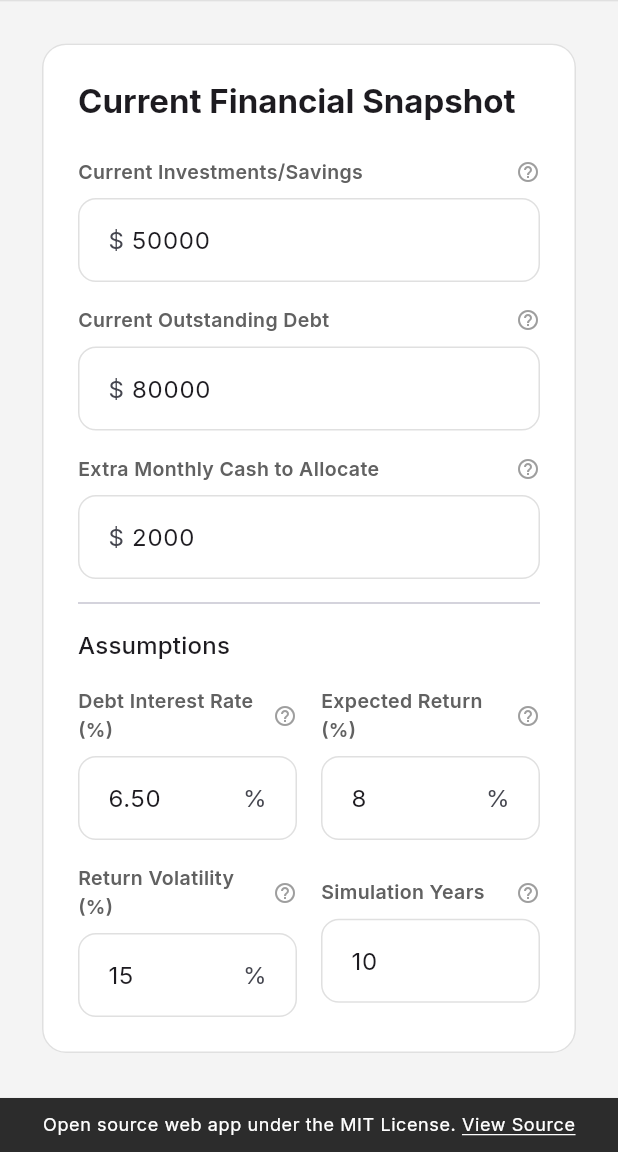
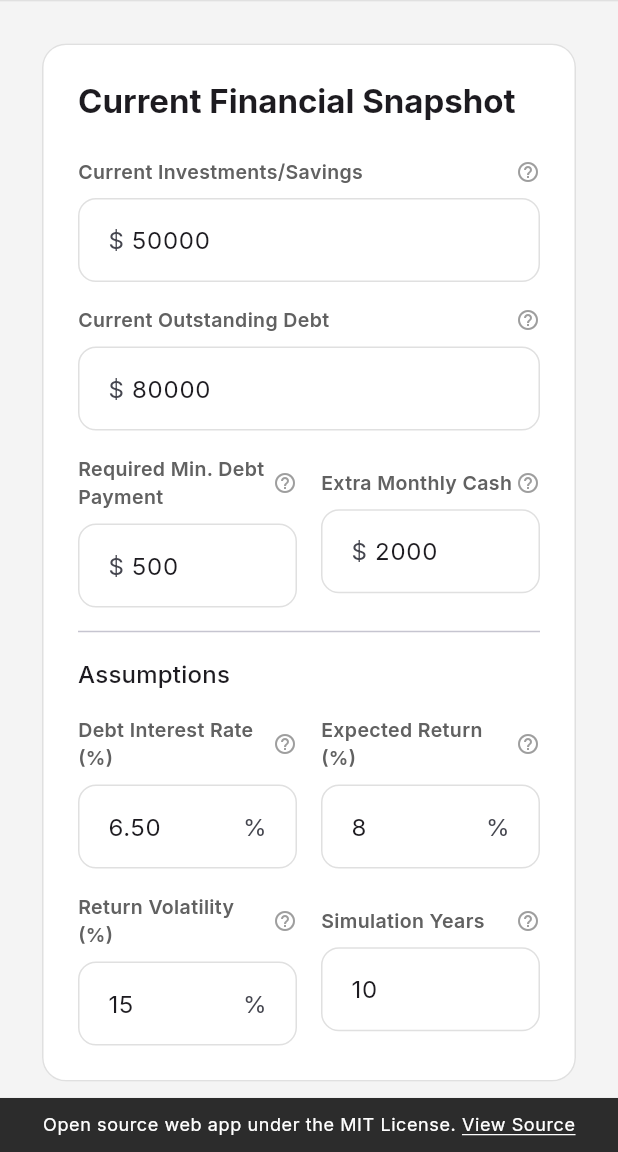
Before and after one commit to adit01892/rentorown, a Flutter app: the WealthFrontierPage screen opened by its route, after a tap on the "close" icon, on a phone screen of 412 x 824 dp, the part 84-1236 px from its top. Run offline on Flutter 3.47's test engine with Material 3 defaults, Android fonts, the phone set to English and light mode, and no system bars; our stand-ins replace fl_chart, flutter_riverpod, freezed_annotation, go_router, google_fonts.

Commit message:
feat: wealth frontier enhancements and mobile UI polish

```diff
--- a/lib/screens/tools/wealth_frontier/wealth_frontier_inputs.dart
+++ b/lib/screens/tools/wealth_frontier/wealth_frontier_inputs.dart
@@ -47,14 +47,32 @@ class WealthFrontierInputs extends ConsumerWidget {
               onChanged: notifier.updateDebt,
             ),
             const SizedBox(height: 16),
-            _buildInputField(
-              context,
-              label: 'Extra Monthly Cash to Allocate',
-              tooltip:
-                  'How much free cash flow per month you have available to either invest or pay down debt.',
-              initialValue: state.extraMonthlyCash,
-              currencySymbol: currencySymbol,
-              onChanged: notifier.updateMonthlyCash,
+            Row(
+              children: [
+                Expanded(
+                  child: _buildInputField(
+                    context,
+                    label: 'Required Min. Debt Payment',
+                    tooltip:
+                        'The mandatory minimum monthly payment required to keep your debt in good standing.',
+                    initialValue: state.minimumDebtPayment,
+                    currencySymbol: currencySymbol,
+                    onChanged: notifier.updateMinimumDebtPayment,
+                  ),
+                ),
+                const SizedBox(width: 16),
+                Expanded(
+                  child: _buildInputField(
+                    context,
+                    label: 'Extra Monthly Cash',
+                    tooltip:
+                        'Total discretionary cash left over each month *after* paying living expenses, which can be used to pay the minimum debt payment, invest, or make extra debt payments.',
+                    initialValue: state.extraMonthlyCash,
+                    currencySymbol: currencySymbol,
+                    onChanged: notifier.updateMonthlyCash,
+                  ),
+                ),
+              ],
             ),
             const Divider(height: 32),
             Text('Assumptions', style: Theme.of(context).textTheme.titleMedium),
--- a/lib/screens/tools/wealth_frontier/wealth_frontier_monte_carlo.dart
+++ b/lib/screens/tools/wealth_frontier/wealth_frontier_monte_carlo.dart
@@ -67,7 +67,6 @@ MonteCarloResult _calculateMonteCarlo(MonteCarloParams params) {
 
   double sumFinalDebt = 0;
   double sumFinalInv = 0;
-  double sumFinalNw = 0;
 
   for (int i = 0; i < iterations; i++) {
     double currentDebt = state.currentDebt;
@@ -84,34 +83,25 @@ MonteCarloResult _calculateMonteCarlo(MonteCarloParams params) {
       currentInv = currentInv * (1 + thisMonthReturn);
 
       // 3. Allocate extra cash
-      double cash = state.extraMonthlyCash;
-      double debtAllocation = 0;
-      double invAllocation = 0;
+      double discretionaryCash = state.extraMonthlyCash;
+      double mandatoryDebtPayment = 0;
 
-      switch (state.strategy) {
-        case WealthStrategy.payDebtFirst:
-          if (currentDebt > 0) {
-            debtAllocation = min(cash, currentDebt);
-            invAllocation = cash - debtAllocation;
-          } else {
-            invAllocation = cash;
-          }
-        case WealthStrategy.investFirst:
-          // Enforce minimum interest-only payment to prevent unrealistic debt spiral
-          double interestOwed = state.currentDebt > 0
-              ? currentDebt * monthlyDebtRate
-              : 0;
-          double minPayment = min(cash, interestOwed);
-          debtAllocation = minPayment;
-          invAllocation = cash - minPayment;
-        case WealthStrategy.split5050:
-          if (currentDebt > 0) {
-            debtAllocation = min(cash * 0.5, currentDebt);
-            invAllocation = cash - debtAllocation;
-          } else {
-            invAllocation = cash;
-          }
+      if (currentDebt > 0) {
+        mandatoryDebtPayment = min(state.minimumDebtPayment, currentDebt);
       }
+
+      discretionaryCash = max(0, discretionaryCash - mandatoryDebtPayment);
+
+      double extraDebtPayment = 0;
+      if (currentDebt > mandatoryDebtPayment) {
+        extraDebtPayment = min(
+          discretionaryCash * (state.debtAllocationPercentage / 100),
+          currentDebt - mandatoryDebtPayment,
+        );
+      }
+
+      double debtAllocation = mandatoryDebtPayment + extraDebtPayment;
+      double invAllocation = discretionaryCash - extraDebtPayment;
 
       currentDebt = max(0, currentDebt - debtAllocation);
       currentInv += invAllocation;
@@ -121,7 +111,6 @@ MonteCarloResult _calculateMonteCarlo(MonteCarloParams params) {
 
     sumFinalDebt += currentDebt;
     sumFinalInv += currentInv;
-    sumFinalNw += (currentInv - currentDebt);
   }
 
   // Calculate percentiles at each month
@@ -154,6 +143,6 @@ MonteCarloResult _calculateMonteCarlo(MonteCarloParams params) {
     p90Path: p90,
     finalDebt: sumFinalDebt / iterations,
     finalInvestments: sumFinalInv / iterations,
-    finalNetWorth: sumFinalNw / iterations,
+    finalNetWorth: p50.last[1], // User explicitly requests median on the UI
   );
 }
--- a/lib/screens/tools/wealth_frontier/wealth_frontier_provider.dart
+++ b/lib/screens/tools/wealth_frontier/wealth_frontier_provider.dart
@@ -2,48 +2,51 @@ import 'package:flutter_riverpod/flutter_riverpod.dart';
 import '../../../providers/country_provider.dart';
 import 'wealth_frontier_defaults.dart';
 
-enum WealthStrategy { payDebtFirst, investFirst, split5050 }
-
 class WealthFrontierState {
   final double currentSavings;
   final double extraMonthlyCash;
+  final double minimumDebtPayment;
   final double currentDebt;
   final double debtInterestRate;
   final double expectedReturn;
   final double returnVolatility;
   final int durationYears;
-  final WealthStrategy strategy;
+  final double debtAllocationPercentage;
 
   const WealthFrontierState({
     this.currentSavings = 50000,
     this.extraMonthlyCash = 2000,
+    this.minimumDebtPayment = 500.0,
     this.currentDebt = 100000,
     this.debtInterestRate = 6.0,
     this.expectedReturn = 8.0,
     this.returnVolatility = 15.0,
     this.durationYears = 10,
-    this.strategy = WealthStrategy.split5050,
+    this.debtAllocationPercentage = 50.0,
   });
 
   WealthFrontierState copyWith({
     double? currentSavings,
     double? extraMonthlyCash,
+    double? minimumDebtPayment,
     double? currentDebt,
     double? debtInterestRate,
     double? expectedReturn,
     double? returnVolatility,
     int? durationYears,
-    WealthStrategy? strategy,
+    double? debtAllocationPercentage,
   }) {
     return WealthFrontierState(
       currentSavings: currentSavings ?? this.currentSavings,
       extraMonthlyCash: extraMonthlyCash ?? this.extraMonthlyCash,
+      minimumDebtPayment: minimumDebtPayment ?? this.minimumDebtPayment,
       currentDebt: currentDebt ?? this.currentDebt,
       debtInterestRate: debtInterestRate ?? this.debtInterestRate,
       expectedReturn: expectedReturn ?? this.expectedReturn,
       returnVolatility: returnVolatility ?? this.returnVolatility,
       durationYears: durationYears ?? this.durationYears,
-      strategy: strategy ?? this.strategy,
+      debtAllocationPercentage:
+          debtAllocationPercentage ?? this.debtAllocationPercentage,
     );
   }
 }
@@ -66,6 +69,8 @@ class WealthFrontierNotifier extends Notifier<WealthFrontierState> {
       state = state.copyWith(currentSavings: value);
   void updateMonthlyCash(double value) =>
       state = state.copyWith(extraMonthlyCash: value);
+  void updateMinimumDebtPayment(double value) =>
+      state = state.copyWith(minimumDebtPayment: value);
   void updateDebt(double value) => state = state.copyWith(currentDebt: value);
   void updateDebtRate(double value) =>
       state = state.copyWith(debtInterestRate: value);
@@ -75,8 +80,8 @@ class WealthFrontierNotifier extends Notifier<WealthFrontierState> {
       state = state.copyWith(returnVolatility: value);
   void updateDuration(int value) =>
       state = state.copyWith(durationYears: value);
-  void updateStrategy(WealthStrategy value) =>
-      state = state.copyWith(strategy: value);
+  void updateDebtAllocationPercentage(double value) =>
+      state = state.copyWith(debtAllocationPercentage: value);
 }
 
 final wealthFrontierProvider =
--- a/lib/screens/tools/wealth_frontier/wealth_frontier_results.dart
+++ b/lib/screens/tools/wealth_frontier/wealth_frontier_results.dart
@@ -93,7 +93,7 @@ class WealthFrontierResultsAndChart extends ConsumerWidget {
                     ),
                     const SizedBox(height: 8),
                     Text(
-                      _strategyExplanation(state.strategy),
+                      _allocationExplanation(state, fullFormat),
                       style: const TextStyle(
                         fontSize: 13,
                         color: Color(0xFF757575),
@@ -101,10 +101,11 @@ class WealthFrontierResultsAndChart extends ConsumerWidget {
                       ),
                     ),
                     const SizedBox(height: 16),
-                    _buildStrategyDropdown(
+                    _buildAllocationSlider(
                       context,
                       state,
                       ref.read(wealthFrontierProvider.notifier),
+                      fullFormat,
                     ),
                   ],
                 ),
@@ -393,52 +394,64 @@ class WealthFrontierResultsAndChart extends ConsumerWidget {
     );
   }
 
-  Widget _buildStrategyDropdown(
+  Widget _buildAllocationSlider(
     BuildContext context,
     WealthFrontierState state,
     WealthFrontierNotifier notifier,
+    NumberFormat currencyFormat,
   ) {
-    return Container(
-      padding: const EdgeInsets.symmetric(horizontal: 12),
-      decoration: BoxDecoration(
-        border: Border.all(color: Colors.grey.shade300),
-        borderRadius: BorderRadius.circular(8),
-      ),
-      child: DropdownButtonHideUnderline(
-        child: DropdownButton<WealthStrategy>(
-          isExpanded: true,
-          value: state.strategy,
-          onChanged: (value) {
-            if (value != null) notifier.updateStrategy(value);
-          },
-          items: const [
-            DropdownMenuItem(
-              value: WealthStrategy.payDebtFirst,
-              child: Text('Pay Debt First, then Invest'),
+    return Column(
+      crossAxisAlignment: CrossAxisAlignment.start,
+      children: [
+        Row(
+          mainAxisAlignment: MainAxisAlignment.spaceBetween,
+          children: [
+            const Text(
+              'Debt (% of Discretionary Cash)',
+              style: TextStyle(fontWeight: FontWeight.w600, fontSize: 13),
             ),
-            DropdownMenuItem(
-              value: WealthStrategy.split5050,
-              child: Text('Split 50/50'),
-            ),
-            DropdownMenuItem(
-              value: WealthStrategy.investFirst,
-              child: Text('Invest Everything (Minimum Debt Payments)'),
+            Text(
+              '${state.debtAllocationPercentage.toInt()}%',
+              style: TextStyle(
+                fontWeight: FontWeight.bold,
+                fontSize: 14,
+                color: Theme.of(context).colorScheme.primary,
+              ),
             ),
           ],
         ),
-      ),
+        Slider(
+          value: state.debtAllocationPercentage,
+          min: 0,
+          max: 100,
+          divisions: 20,
+          label: '${state.debtAllocationPercentage.toInt()}%',
+          onChanged: notifier.updateDebtAllocationPercentage,
+        ),
+      ],
     );
   }
 
-  String _strategyExplanation(WealthStrategy strategy) {
-    switch (strategy) {
-      case WealthStrategy.payDebtFirst:
-        return 'All extra cash aggressively eliminates debt first. Once debt hits \$0, everything goes to investments. Conservative but offers a guaranteed return equal to your debt rate.';
-      case WealthStrategy.investFirst:
-        return 'Minimum interest-only debt payments are made, and all remaining cash goes into investments. Higher potential returns but your debt persists longer.';
-      case WealthStrategy.split5050:
-        return 'Extra cash is split evenly — half pays down debt, half goes to investments. A balanced approach between guaranteed debt reduction and market growth.';
+  String _allocationExplanation(
+    WealthFrontierState state,
+    NumberFormat currencyFormat,
+  ) {
+    // If discretionary cash is negative, they can't even make minimums
+    if (state.extraMonthlyCash <= state.minimumDebtPayment) {
+      if (state.extraMonthlyCash < state.minimumDebtPayment) {
+        return 'Warning: Your total monthly cash (${currencyFormat.format(state.extraMonthlyCash)}) is less than your minimum debt payment (${currencyFormat.format(state.minimumDebtPayment)}). Debt will grow aggressively.';
+      }
+      return 'Your extra cash exactly covers the minimum payment of ${currencyFormat.format(state.minimumDebtPayment)}. 0% is left for discretionary investing or extra debt paydown.';
     }
+
+    final double discretionaryCash =
+        state.extraMonthlyCash - state.minimumDebtPayment;
+    final double debtAmt =
+        discretionaryCash * (state.debtAllocationPercentage / 100);
+    final double investAmt = discretionaryCash - debtAmt;
+    final double totalDebtPayment = state.minimumDebtPayment + debtAmt;
+
+    return 'After paying the minimum ${currencyFormat.format(state.minimumDebtPayment)}, you have ${currencyFormat.format(discretionaryCash)} in discretionary cash. You are allocating ${state.debtAllocationPercentage.toInt()}% (${currencyFormat.format(debtAmt)}) to extra debt payments, and ${100 - state.debtAllocationPercentage.toInt()}% (${currencyFormat.format(investAmt)}) to investments. Total debt payment is ${currencyFormat.format(totalDebtPayment)}/mo.';
   }
 
   Widget _buildInsightCard({
```
Also changed, not shown: lib/screens/home/home_page.dart (+7 -1 lines), lib/screens/tools/espp_rsu/espp_rsu_page.dart (+1 -21 lines), lib/screens/tools/espp_rsu/espp_tab.dart (+18 -1 lines), lib/screens/tools/espp_rsu/rsu_tab.dart (+14 -1 lines), lib/screens/tools/wealth_frontier/wealth_frontier_defaults.dart (+6 -3 lines).
